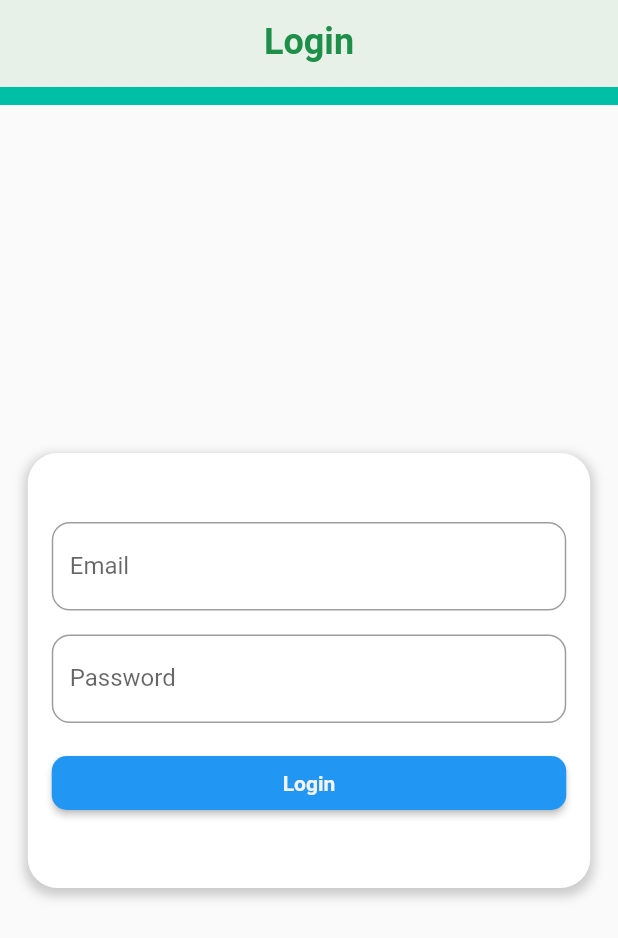
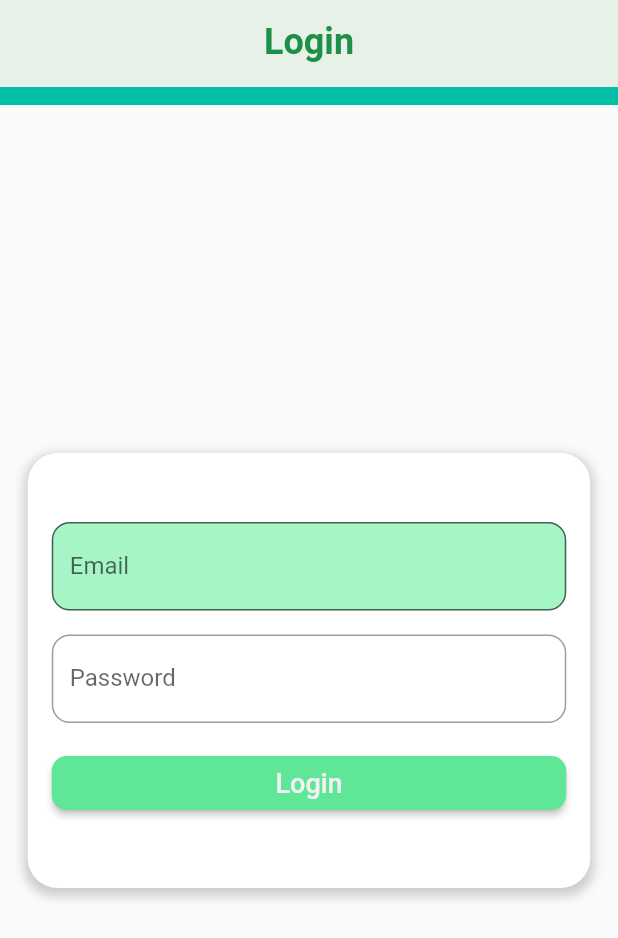
Before and after one commit to Ramajana05/MDMA-APP, a Flutter app: the screen it shows after launch, on a phone screen of 412 x 824 dp. Shown: the top 938 px of the screen. Run offline on Flutter 3.47's test engine with Material 2 defaults, Android fonts, the phone set to English and light mode, and no system bars; our stand-ins replace google_maps_flutter.

Commit message:
added snackbar and changed loginscreen

```diff
--- a/lib/screen/loginScreen.dart
+++ b/lib/screen/loginScreen.dart
@@ -46,9 +46,14 @@ class _LoginPageState extends State<LoginPage> {
                 TextFormField(
                   decoration: InputDecoration(
                     labelText: 'Email',
+                    filled: true,
+                    fillColor: Color.fromARGB(255, 165, 245, 198),
                     border: OutlineInputBorder(
                       borderRadius: BorderRadius.circular(12.0),
                     ),
+                  ),
+                  style: TextStyle(
+                    fontSize: 16.0, // Set the font size to 16
                   ),
                   keyboardType: TextInputType.emailAddress,
                   validator: (value) {
@@ -97,13 +102,6 @@ class _LoginPageState extends State<LoginPage> {
                       }
                     }
                   },
-                  child: Text(
-                    'Login',
-                    style: TextStyle(
-                      fontSize: 14.0,
-                      fontWeight: FontWeight.bold,
-                    ),
-                  ),
                   style: ButtonStyle(
                     padding: MaterialStateProperty.all<EdgeInsets>(
                       EdgeInsets.symmetric(horizontal: 20.0),
@@ -112,12 +110,19 @@ class _LoginPageState extends State<LoginPage> {
                       Color.fromARGB(255, 243, 243, 243),
                     ),
                     backgroundColor: MaterialStateProperty.all<Color>(
-                      Theme.of(context).primaryColor,
+                      Color.fromARGB(255, 95, 230, 151),
                     ),
                     shape: MaterialStateProperty.all<RoundedRectangleBorder>(
                       RoundedRectangleBorder(
                         borderRadius: BorderRadius.circular(10.0),
                       ),
+                    ),
+                  ),
+                  child: const Text(
+                    'Login',
+                    style: TextStyle(
+                      fontSize: 18.0,
+                      fontWeight: FontWeight.w500,
                     ),
                   ),
                 ),
```
Also changed, not shown: lib/widget/snackbarWidget.dart (added, +39 -0 lines).
